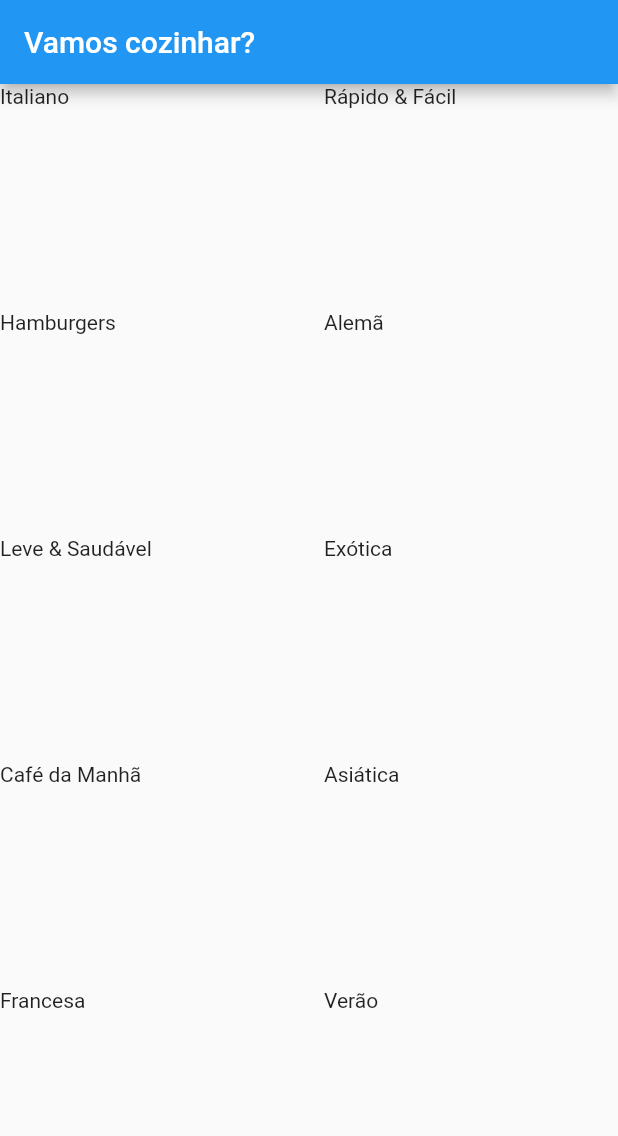
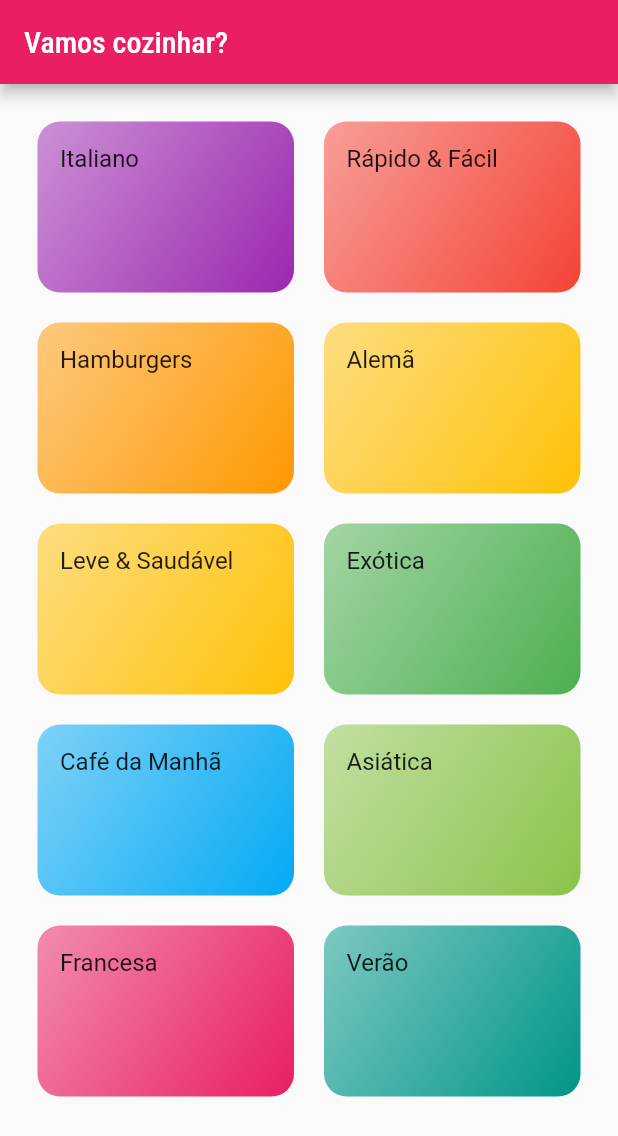
Before and after one commit to tizoic/flutter-meals, a Flutter app: the screen it shows after launch, on a phone screen of 412 x 824 dp. Shown: the top 1136 px of the screen. Run offline on Flutter 3.47's test engine with Material 2 defaults, Android fonts, the phone set to English and light mode, and no system bars.

Commit message:
include fonts

```diff
--- a/meals/lib/components/category_item.dart
+++ b/meals/lib/components/category_item.dart
@@ -2,9 +2,7 @@ import 'package:flutter/material.dart';
 
 import '../models/category.dart';
 
-
 class CategoryItem extends StatelessWidget {
-
   final Category category;
 
   const CategoryItem({
@@ -15,7 +13,22 @@ class CategoryItem extends StatelessWidget {
   @override
   Widget build(BuildContext context) {
     return Container(
-      child: Text(category.title),
+      padding: EdgeInsets.all(15),
+      child: Text(
+        category.title,
+        style: Theme.of(context).textTheme.titleMedium,
+      ),
+      decoration: BoxDecoration(
+        borderRadius: BorderRadius.circular(15),
+        gradient: LinearGradient(
+          colors: [
+            category.color.withOpacity(0.5),
+            category.color,
+          ],
+          begin: Alignment.topLeft,
+          end: Alignment.bottomRight,
+        ),
+      ),
     );
   }
 }
--- a/meals/lib/main.dart
+++ b/meals/lib/main.dart
@@ -11,10 +11,21 @@ class MyApp extends StatelessWidget {
     return MaterialApp(
       title: 'DeliMeals',
       theme: thema.copyWith(
-        colorScheme: thema.colorScheme.copyWith(
-          primary: Colors.blue,
-        ),
-      ),
+          canvasColor: Color.fromRGBO(255, 254, 229, 1),
+          colorScheme: thema.colorScheme.copyWith(
+            primary: Colors.pink,
+            secondary: Colors.amber,
+          ),
+          textTheme: thema.textTheme.copyWith(
+            headline5: TextStyle(
+              fontFamily: 'Raleway',
+            ),
+            headline6: TextStyle(
+              fontFamily: 'RobotoCondensed',
+              fontSize: 20,
+              color: Colors.black,
+            ),
+          )),
       home: CategoriesScreen(),
     );
   }
--- a/meals/lib/screens/categories_screen.dart
+++ b/meals/lib/screens/categories_screen.dart
@@ -14,6 +14,7 @@ class CategoriesScreen extends StatelessWidget {
         title: Text('Vamos cozinhar?'),
       ),
       body: GridView(
+        padding: const EdgeInsets.all(25),
           gridDelegate: SliverGridDelegateWithMaxCrossAxisExtent(
             maxCrossAxisExtent: 200,
             childAspectRatio: 3 / 2,
```
Also changed, not shown: meals/pubspec.yaml (+17 -6 lines).
